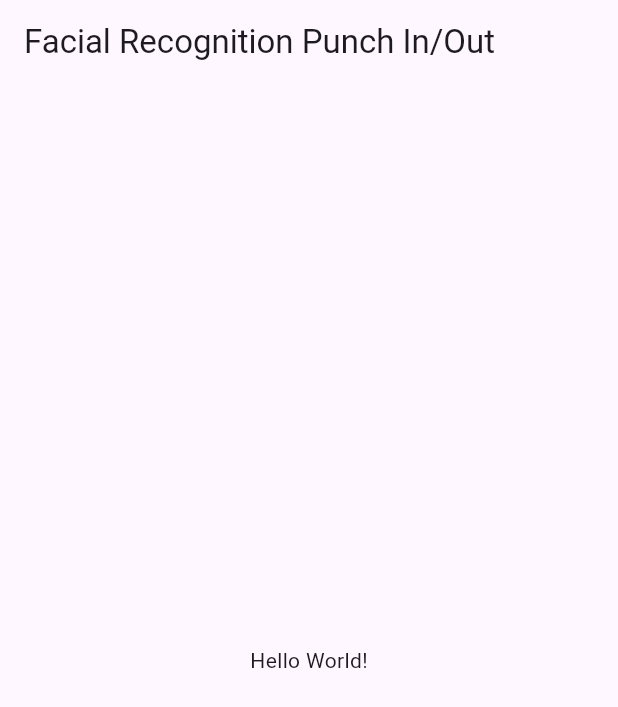
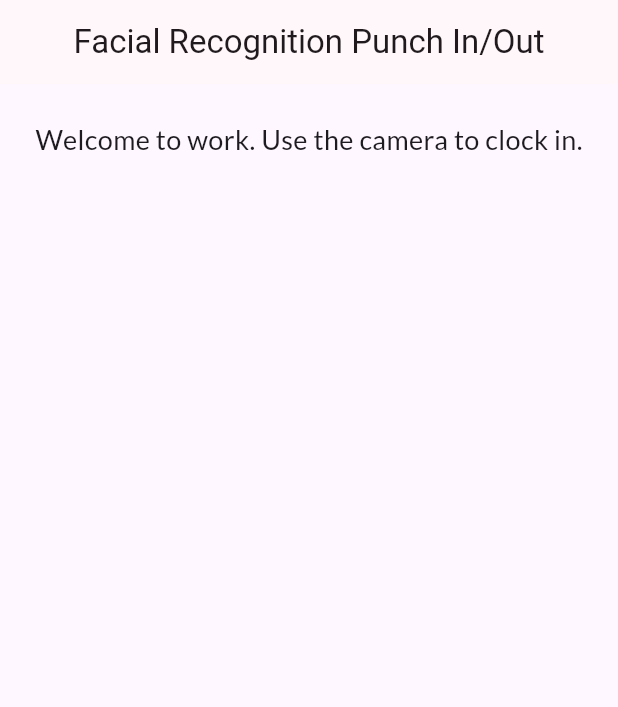
Before and after one commit to symbolisticism/facial_recognition, a Flutter app: the screen it shows after launch, on a phone screen of 412 x 824 dp. Shown: the top 707 px of the screen. Run offline on Flutter 3.47's test engine with Material 3 defaults, Android fonts, the phone set to English and light mode, and no system bars; our stand-ins replace google_fonts.

Commit message:
added AppBar with title and some text on the screen

```diff
--- a/lib/main.dart
+++ b/lib/main.dart
@@ -1,7 +1,19 @@
 import 'package:flutter/material.dart';
+import 'package:google_fonts/google_fonts.dart';
+
+TextStyle h2 = GoogleFonts.lato().copyWith(fontSize: 18);
+ColorScheme colorScheme =
+    ColorScheme.fromSeed(seedColor: const Color.fromARGB(0, 133, 20, 127));
 
 void main() {
-  runApp(const MaterialApp(home: MyApp()) );
+  runApp(
+    MaterialApp(
+      theme: ThemeData.light(useMaterial3: true)
+          .copyWith(colorScheme: colorScheme),
+      debugShowCheckedModeBanner: false,
+      home: const MyApp(),
+    ),
+  );
 }
 
 class MyApp extends StatelessWidget {
@@ -12,9 +24,25 @@ class MyApp extends StatelessWidget {
     return Scaffold(
       appBar: AppBar(
         title: const Text("Facial Recognition Punch In/Out"),
+        centerTitle: true,
       ),
-      body: const Center(
-        child: Text("Hello World!"),
+      body: Padding(
+        padding: const EdgeInsets.symmetric(horizontal: 8, vertical: 24),
+        child: Column(
+          mainAxisAlignment: MainAxisAlignment.start,
+          crossAxisAlignment: CrossAxisAlignment.center,
+          children: [
+            Row(
+              mainAxisAlignment: MainAxisAlignment.center,
+              children: [
+                Text(
+                  "Welcome to work. Use the camera to clock in.",
+                  style: h2,
+                ),
+              ],
+            )
+          ],
+        ),
       ),
     );
   }
```
